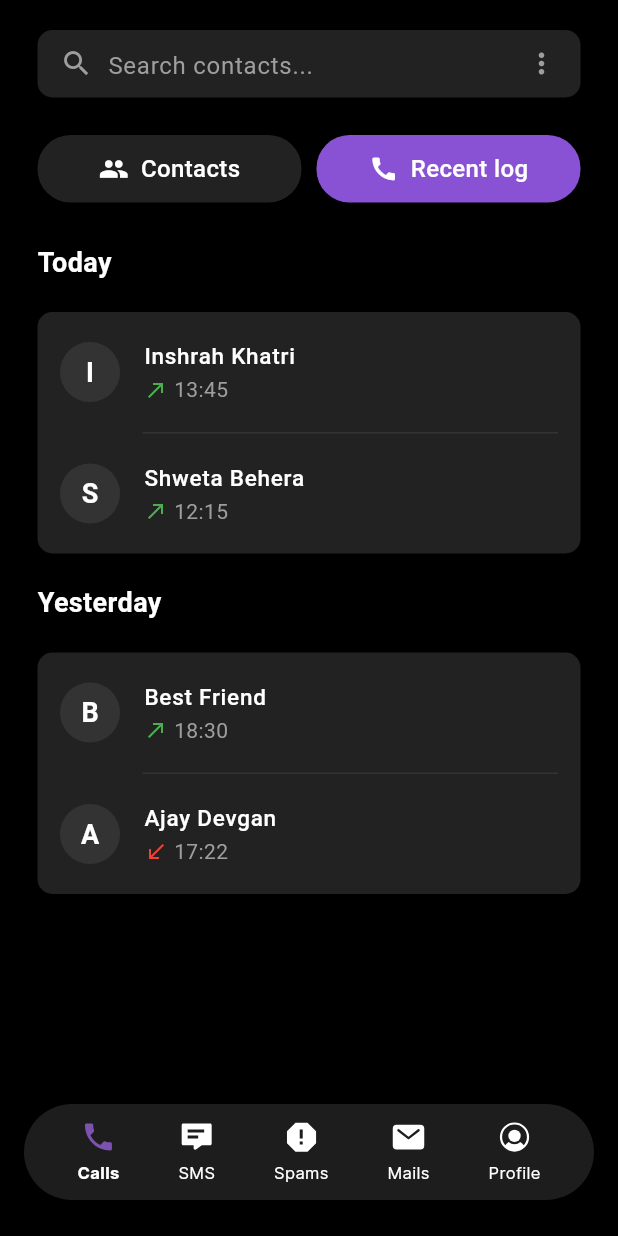
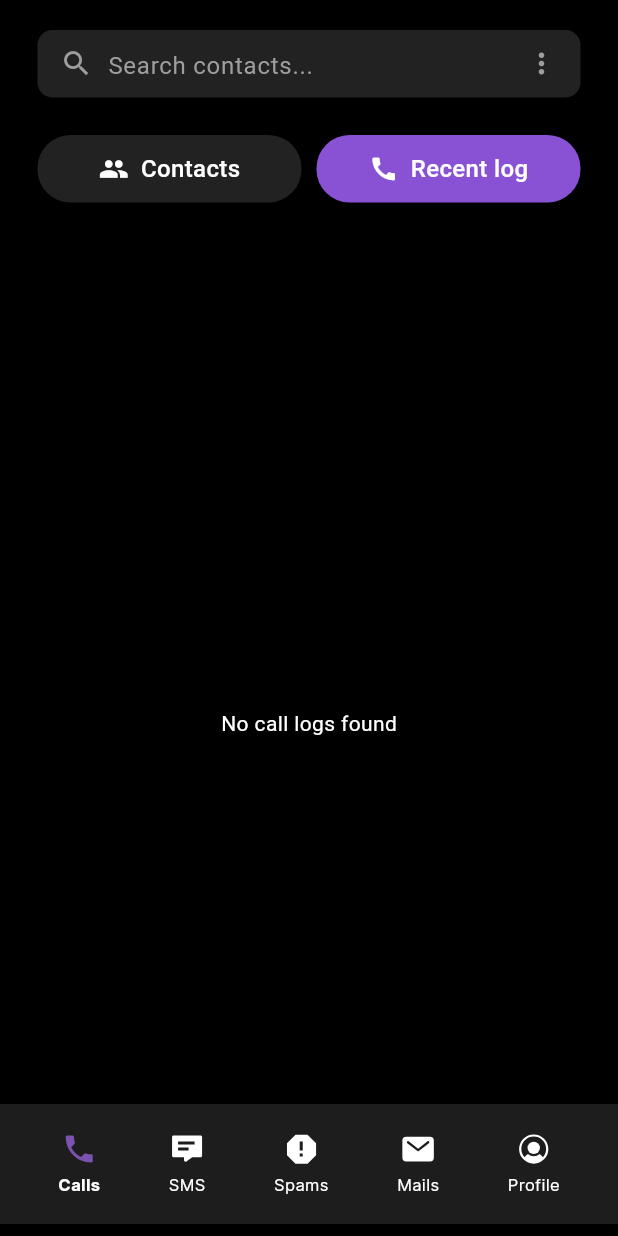
Before and after one commit to shwet46/safence, a Flutter app: the screen it shows after launch, on a phone screen of 412 x 824 dp. Run offline on Flutter 3.47's test engine with Material 3 defaults, Android fonts, the light colour scheme and no system bars; our stand-ins replace flutter_contacts, flutter_secure_storage, flutter_svg, jwt_decoder, permission_handler; missing offline and left inert: call_log, phone_state.

Commit message:
adding realtime call logs

```diff
--- a/lib/components/bottomnav.dart
+++ b/lib/components/bottomnav.dart
@@ -29,15 +29,11 @@ class CustomBottomNav extends StatelessWidget {
 
   @override
   Widget build(BuildContext context) {
-    return SafeArea(
-      child: Padding(
-        padding: const EdgeInsets.all(16.0),
-        child: Container(
-          padding: const EdgeInsets.symmetric(horizontal: 16, vertical: 10),
-          decoration: BoxDecoration(
-            color: const Color.fromARGB(255, 29, 29, 29),
-            borderRadius: BorderRadius.circular(40),
-          ),
+    return BottomAppBar(
+      color: const Color.fromARGB(255, 29, 29, 29), // solid sticked background
+      elevation: 8,
+      child: SizedBox(
+        height: 65, // height of navbar
         child: Row(
           mainAxisAlignment: MainAxisAlignment.spaceAround,
           children: List.generate(_icons.length, (index) {
@@ -46,6 +42,7 @@ class CustomBottomNav extends StatelessWidget {
               onTap: () => onItemSelected(index),
               child: Column(
                 mainAxisSize: MainAxisSize.min,
+                mainAxisAlignment: MainAxisAlignment.center,
                 children: [
                   SvgPicture.asset(
                     _icons[index],
@@ -75,7 +72,6 @@ class CustomBottomNav extends StatelessWidget {
           }),
         ),
       ),
-      ),
     );
   }
 }
--- a/lib/views/main/calls.dart
+++ b/lib/views/main/calls.dart
@@ -1,24 +1,53 @@
 import 'package:flutter/material.dart';
 import 'package:flutter_contacts/flutter_contacts.dart';
+import 'package:call_log/call_log.dart';
+import 'package:permission_handler/permission_handler.dart';
+import 'package:phone_state/phone_state.dart';
 
 class CallsPage extends StatefulWidget {
   const CallsPage({super.key});
 
   @override
-  State<CallsPage> createState() => _PhoneAppPageState();
+  State<CallsPage> createState() => _CallsPageState();
 }
 
-class _PhoneAppPageState extends State<CallsPage> {
+class _CallsPageState extends State<CallsPage> {
   bool showContacts = false;
   List<Contact> _contacts = [];
   List<Contact> _filteredContacts = [];
   bool _permissionDenied = false;
   String _searchQuery = "";
+  List<CallLogEntry> _callLogs = [];
 
   @override
   void initState() {
     super.initState();
     _fetchContacts();
+    _requestPermissions();
+    _setupPhoneStateListener();
+  }
+
+  Future<void> _requestPermissions() async {
+    await Permission.phone.request();
+    await Permission.phone.request();
+    _fetchCallLogs();
+  }
+
+  void _setupPhoneStateListener() {
+    PhoneState.stream.listen((event) {
+      if (event == PhoneStateStatus.CALL_ENDED) {
+        _fetchCallLogs();
+      }
+    });
+  }
+
+  Future<void> _fetchCallLogs() async {
+    if (await Permission.phone.isGranted) {
+      final Iterable<CallLogEntry> logs = await CallLog.get();
+      setState(() {
+        _callLogs = logs.toList();
+      });
+    }
   }
 
   Future<void> _fetchContacts() async {
@@ -29,8 +58,8 @@ class _PhoneAppPageState extends State<CallsPage> {
         withProperties: true,
         withPhoto: true,
       );
-      // Sort contacts alphabetically by displayName
-      contacts.sort((a, b) => a.displayName.toLowerCase().compareTo(b.displayName.toLowerCase()));
+      contacts.sort((a, b) =>
+          a.displayName.toLowerCase().compareTo(b.displayName.toLowerCase()));
       setState(() {
         _contacts = contacts;
         _filteredContacts = List<Contact>.from(contacts);
@@ -41,11 +70,12 @@ class _PhoneAppPageState extends State<CallsPage> {
   void _filterContacts(String query) {
     setState(() {
       _searchQuery = query;
-    _filteredContacts = _contacts
-      .where((c) => c.displayName.toLowerCase().contains(query.toLowerCase()))
-      .toList();
-    // Sort filtered contacts alphabetically
-    _filteredContacts.sort((a, b) => a.displayName.toLowerCase().compareTo(b.displayName.toLowerCase()));
+      _filteredContacts = _contacts
+          .where((c) =>
+              c.displayName.toLowerCase().contains(query.toLowerCase()))
+          .toList();
+      _filteredContacts.sort((a, b) =>
+          a.displayName.toLowerCase().compareTo(b.displayName.toLowerCase()));
     });
   }
 
@@ -64,7 +94,9 @@ class _PhoneAppPageState extends State<CallsPage> {
               _buildFilterButtons(),
               const SizedBox(height: 10),
               Expanded(
-                child: showContacts ? _buildContactsView() : _buildRecentLogView(),
+                child: showContacts
+                    ? _buildContactsView()
+                    : _buildRecentLogView(),
               ),
             ],
           ),
@@ -73,7 +105,7 @@ class _PhoneAppPageState extends State<CallsPage> {
     );
   }
 
-  // 🔹 Custom Search Bar (matches your dark theme)
+  // 🔹 Custom Search Bar
   Widget _buildSearchBar() {
     return Padding(
       padding: const EdgeInsets.symmetric(horizontal: 15, vertical: 10),
@@ -107,7 +139,7 @@ class _PhoneAppPageState extends State<CallsPage> {
     );
   }
 
-  // 🔹 Toggle buttons styled like your code
+  // 🔹 Toggle buttons
   Widget _buildFilterButtons() {
     return Padding(
       padding: const EdgeInsets.symmetric(horizontal: 15, vertical: 5),
@@ -131,7 +163,8 @@ class _PhoneAppPageState extends State<CallsPage> {
     );
   }
 
-  Widget _buildToggleButton(String title, IconData icon, bool isActive, VoidCallback onTap) {
+  Widget _buildToggleButton(
+      String title, IconData icon, bool isActive, VoidCallback onTap) {
     return Expanded(
       child: GestureDetector(
         onTap: onTap,
@@ -161,11 +194,12 @@ class _PhoneAppPageState extends State<CallsPage> {
     );
   }
 
-  // 🔹 Contacts View (real phone contacts, styled)
+  // 🔹 Contacts View
   Widget _buildContactsView() {
     if (_permissionDenied) {
       return const Center(
-        child: Text("Permission denied", style: TextStyle(color: Colors.white)),
+        child: Text("Permission denied",
+            style: TextStyle(color: Colors.white)),
       );
     }
 
@@ -182,12 +216,10 @@ class _PhoneAppPageState extends State<CallsPage> {
       );
     }
 
-    // Group contacts by starting letter
     final Map<String, List<Contact>> grouped = {};
     for (final c in _filteredContacts) {
-      final letter = c.displayName.isNotEmpty
-          ? c.displayName[0].toUpperCase()
-          : "#";
+      final letter =
+          c.displayName.isNotEmpty ? c.displayName[0].toUpperCase() : "#";
       grouped.putIfAbsent(letter, () => []).add(c);
     }
     final sortedLetters = grouped.keys.toList()..sort();
@@ -201,7 +233,8 @@ class _PhoneAppPageState extends State<CallsPage> {
           crossAxisAlignment: CrossAxisAlignment.start,
           children: [
             Padding(
-              padding: const EdgeInsets.symmetric(horizontal: 18.0, vertical: 8.0),
+              padding:
+                  const EdgeInsets.symmetric(horizontal: 18.0, vertical: 8.0),
               child: Text(
                 letter,
                 style: const TextStyle(
@@ -212,15 +245,18 @@ class _PhoneAppPageState extends State<CallsPage> {
               ),
             ),
             ...contacts.map((c) {
-              final firstLetter = c.displayName.isNotEmpty ? c.displayName[0] : "?";
+              final firstLetter =
+                  c.displayName.isNotEmpty ? c.displayName[0] : "?";
               return Container(
-                margin: const EdgeInsets.symmetric(horizontal: 15.0, vertical: 4.0),
+                margin: const EdgeInsets.symmetric(
+                    horizontal: 15.0, vertical: 4.0),
                 decoration: BoxDecoration(
                   color: const Color(0xFF222222),
                   borderRadius: BorderRadius.circular(10),
                 ),
                 child: ListTile(
-                  contentPadding: const EdgeInsets.symmetric(horizontal: 15, vertical: 4),
+                  contentPadding: const EdgeInsets.symmetric(
+                      horizontal: 15, vertical: 4),
                   leading: c.thumbnail != null
                       ? CircleAvatar(backgroundImage: MemoryImage(c.thumbnail!))
                       : CircleAvatar(
@@ -242,7 +278,8 @@ class _PhoneAppPageState extends State<CallsPage> {
                   ),
                   subtitle: Text(
                     c.phones.isNotEmpty ? c.phones.first.number : "(no number)",
-                    style: TextStyle(color: Colors.grey[500], fontSize: 14),
+                    style:
+                        TextStyle(color: Colors.grey[500], fontSize: 14),
                   ),
                 ),
               );
@@ -253,31 +290,54 @@ class _PhoneAppPageState extends State<CallsPage> {
     );
   }
 
-  // 🔹 Dummy Recent Log (kept from your UI)
+  // 🔹 Recent Log View
   Widget _buildRecentLogView() {
+    if (_callLogs.isEmpty) {
+      return const Center(
+        child: Text("No call logs found",
+            style: TextStyle(color: Colors.white)),
+      );
+    }
+
+    final Map<String, List<CallLogEntry>> grouped = {};
+    for (final log in _callLogs) {
+      if (log.timestamp == null) continue;
+      final date =
+          _formatDate(DateTime.fromMillisecondsSinceEpoch(log.timestamp!));
+      grouped.putIfAbsent(date, () => []).add(log);
+    }
+
     return SingleChildScrollView(
       child: Column(
         crossAxisAlignment: CrossAxisAlignment.start,
-        children: [
-          _buildLogSection('Today', [
-            CallLogItem(name: 'Inshrah Khatri', time: '13:45', isOutgoing: true),
-            CallLogItem(name: 'Shweta Behera', time: '12:15', isOutgoing: true),
-          ]),
-          _buildLogSection('Yesterday', [
-            CallLogItem(name: 'Best Friend', time: '18:30', isOutgoing: true),
-            CallLogItem(name: 'Ajay Devgan', time: '17:22', isOutgoing: false),
-          ]),
-        ],
+        children: grouped.entries
+            .map((entry) => _buildLogSection(entry.key, entry.value))
+            .toList(),
       ),
     );
   }
 
-  Widget _buildLogSection(String title, List<CallLogItem> logs) {
+  String _formatDate(DateTime date) {
+    final now = DateTime.now();
+    if (date.year == now.year &&
+        date.month == now.month &&
+        date.day == now.day) {
+      return 'Today';
+    } else if (date.year == now.year &&
+        date.month == now.month &&
+        date.day == now.day - 1) {
+      return 'Yesterday';
+    }
+    return '${date.day}/${date.month}/${date.year}';
+  }
+
+  Widget _buildLogSection(String title, List<CallLogEntry> logs) {
     return Column(
       crossAxisAlignment: CrossAxisAlignment.start,
       children: [
         Padding(
-          padding: const EdgeInsets.symmetric(horizontal: 15.0, vertical: 12.0),
+          padding:
+              const EdgeInsets.symmetric(horizontal: 15.0, vertical: 12.0),
           child: Text(title,
               style: const TextStyle(
                   color: Colors.white,
@@ -289,7 +349,7 @@ class _PhoneAppPageState extends State<CallsPage> {
     );
   }
 
-  Widget _buildCallLogGroup(List<CallLogItem> calls) {
+  Widget _buildCallLogGroup(List<CallLogEntry> calls) {
     return Container(
       margin: const EdgeInsets.symmetric(horizontal: 15.0, vertical: 8.0),
       decoration: BoxDecoration(
@@ -300,13 +360,13 @@ class _PhoneAppPageState extends State<CallsPage> {
         children: calls.asMap().entries.map((entry) {
           final index = entry.key;
           final call = entry.value;
-          final firstLetter = call.name.isNotEmpty ? call.name[0] : "?";
-
+          final name = call.name ?? call.number ?? 'Unknown';
+          final firstLetter = name.isNotEmpty ? name[0] : "?";
           return Column(
             children: [
               ListTile(
-                contentPadding:
-                    const EdgeInsets.symmetric(horizontal: 15, vertical: 4),
+                contentPadding: const EdgeInsets.symmetric(
+                    horizontal: 15, vertical: 4),
                 leading: CircleAvatar(
                   backgroundColor: const Color(0xFF333333),
                   child: Text(
@@ -317,37 +377,66 @@ class _PhoneAppPageState extends State<CallsPage> {
                         fontWeight: FontWeight.bold),
                   ),
                 ),
-                title: Text(call.name,
+                title: Text(name,
                     style: const TextStyle(
                         color: Colors.white,
                         fontSize: 15,
                         fontWeight: FontWeight.w500)),
                 subtitle: Row(
                   children: [
-                    Icon(call.isOutgoing ? Icons.call_made : Icons.call_received,
-                        color: call.isOutgoing ? Colors.green : Colors.red,
+                    Icon(_getCallIcon(call.callType),
+                        color: _getCallColor(call.callType),
                         size: 16),
                     const SizedBox(width: 4),
-                    Text(call.time,
-                        style: TextStyle(color: Colors.grey[500], fontSize: 14)),
+                    Text(
+                        call.timestamp != null
+                            ? _formatTime(call.timestamp!)
+                            : "--:--",
+                        style: TextStyle(
+                            color: Colors.grey[500], fontSize: 14)),
                   ],
                 ),
               ),
               if (index < calls.length - 1)
                 const Divider(
-                    color: Color(0xFF333333), height: 1, indent: 70, endIndent: 15),
+                    color: Color(0xFF333333),
+                    height: 1,
+                    indent: 70,
+                    endIndent: 15),
             ],
           );
         }).toList(),
       ),
     );
   }
+
+  IconData _getCallIcon(CallType? callType) {
+    switch (callType) {
+      case CallType.outgoing:
+        return Icons.call_made;
+      case CallType.missed:
+        return Icons.call_missed;
+      case CallType.rejected:
+        return Icons.call_end;
+      default:
+        return Icons.call_received;
+    }
+  }
+
+  Color _getCallColor(CallType? callType) {
+    switch (callType) {
+      case CallType.outgoing:
+        return Colors.green;
+      case CallType.missed:
+      case CallType.rejected:
+        return Colors.red;
+      default:
+        return Colors.blue;
+    }
+  }
+
+  String _formatTime(int timestamp) {
+    final dt = DateTime.fromMillisecondsSinceEpoch(timestamp);
+    return '${dt.hour.toString().padLeft(2, '0')}:${dt.minute.toString().padLeft(2, '0')}';
+  }
 }
-
-class CallLogItem {
-  final String name;
-  final String time;
-  final bool isOutgoing;
-
-  CallLogItem({required this.name, required this.time, required this.isOutgoing});
-}
--- a/pubspec.yaml
+++ b/pubspec.yaml
@@ -16,6 +16,10 @@ dependencies:
   jwt_decoder: ^2.0.1
   provider: ^6.1.4
   flutter_contacts: ^1.1.9+2
+  call_log: ^4.0.0
+  phone_state: ^1.0.4
+  permission_handler: ^11.3.1
+
 
 dev_dependencies:
   flutter_test:
```
Also changed, not shown: assets/images/loading.gif, assets/images/logo.png (renamed from assets/images/logo (2).png), photos/Loading.png (added), photos/call log.png (added), photos/sms.png (added), pubspec.lock, 4 other files. Lines whose indentation alone changed are shown as unchanged.
